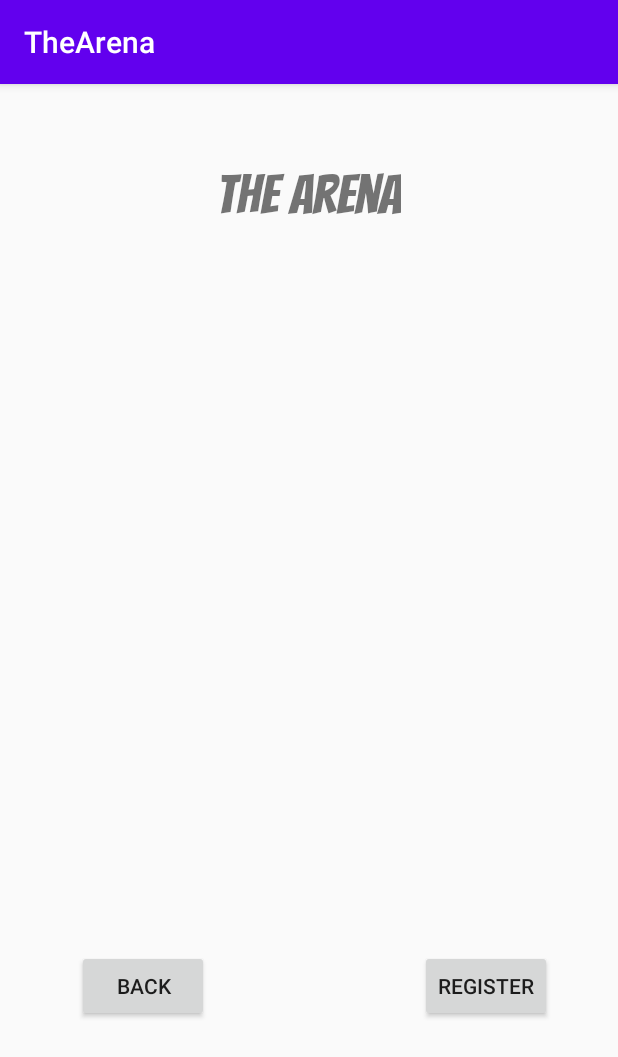
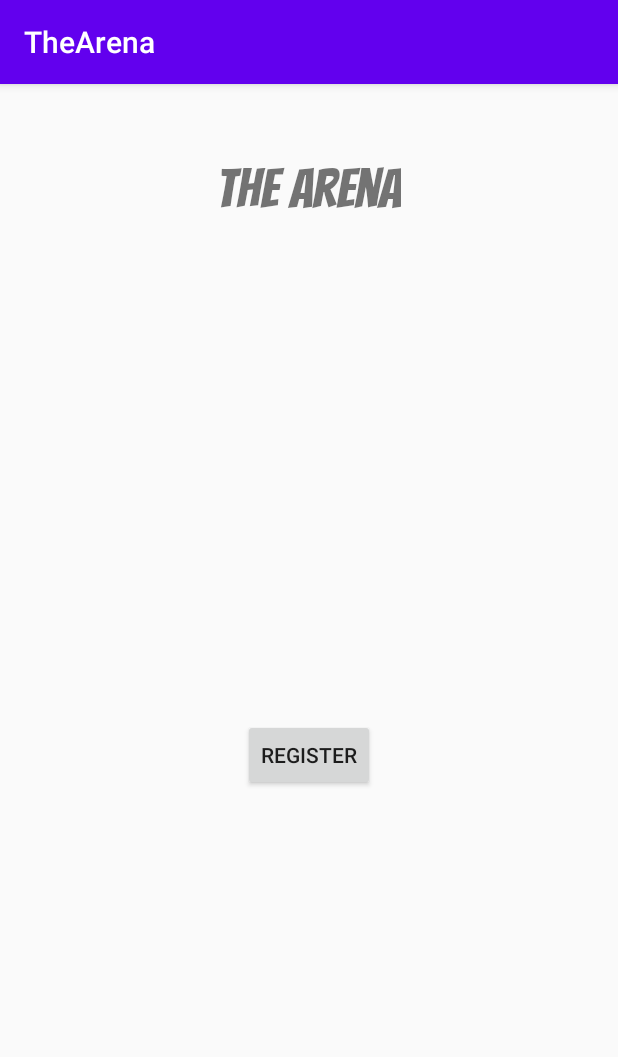
Before and after one commit to yarin13/TheArena-Frontend, an Android app: the fragment RegisterQuestionsFragment shown on its own in the app's theme, on a phone screen of 412 x 824 dp. Shown: the top 1057 px of the screen. Run offline under Robolectric (Android 15) with nearby library versions, the phone set to English and light mode, and no system bars; our stand-ins replace Volley; network calls fail; Roboto replaces fonts that are not available here.

```diff
--- a/app/src/main/java/com/example/thearena/Classes/User.java
+++ b/app/src/main/java/com/example/thearena/Classes/User.java
@@ -11,7 +11,5 @@ public class User {
     private int userAge;
     private String userGender;
     private String userIntrestedIn;
-//-----------------------------------------------------
-
 
 }
--- a/app/src/main/java/com/example/thearena/Fragments/LoginPage.java
+++ b/app/src/main/java/com/example/thearena/Fragments/LoginPage.java
@@ -93,8 +93,6 @@ public class LoginPage extends Fragment implements View.OnClickListener {
                     MainActivity mainActivity = (MainActivity) getActivity();
                     assert mainActivity != null;
                     mainActivity.moveToMap();
-                } else {
-                    Toast.makeText(getContext(), "" + response.toString(), Toast.LENGTH_SHORT).show();
                 }
             }
         };
--- a/app/src/main/java/com/example/thearena/Utils/Constants.java
+++ b/app/src/main/java/com/example/thearena/Utils/Constants.java
@@ -11,7 +11,7 @@ public class Constants {
 
     public static final String QUESTIONS_URL = "http://10.0.2.2:8080/TheArenaServlet/QuestionServlet";
 
-    public static final  String AUTH_URL = "http://10.0.2.2:8080/TheArenaServlet/Authentication";
+    public static final String AUTH_URL = "http://10.0.2.2:8080/TheArenaServlet/Authentication";
+    public static final String LOGOFF_USER_URL = "http://localhost:8080/TheArenaServler/onlineUsersLocation";
 
-
-        }
+}
--- a/app/src/main/res/layout/fragment_register_questions.xml
+++ b/app/src/main/res/layout/fragment_register_questions.xml
@@ -1,59 +1,60 @@
 <?xml version="1.0" encoding="utf-8"?>
-<androidx.constraintlayout.widget.ConstraintLayout xmlns:android="http://schemas.android.com/apk/res/android"
+<LinearLayout xmlns:android="http://schemas.android.com/apk/res/android"
     xmlns:app="http://schemas.android.com/apk/res-auto"
     xmlns:tools="http://schemas.android.com/tools"
     android:layout_width="match_parent"
     android:layout_height="match_parent"
     android:orientation="vertical"
     tools:context=".Fragments.RegisterQuestionsFragment">
+    <RelativeLayout
+        android:layout_width="match_parent"
+        android:layout_height="wrap_content"
+
+        android:layout_weight="0.09">
 
         <TextView
             android:id="@+id/questions_title_textview"
             android:layout_width="wrap_content"
             android:layout_height="wrap_content"
-        android:layout_marginTop="36dp"
+            android:layout_marginTop="32dp"
             android:fontFamily="@font/bangers"
             android:text="@string/title"
             android:textSize="36sp"
-        app:layout_constraintEnd_toEndOf="parent"
-        app:layout_constraintHorizontal_bias="0.498"
-        app:layout_constraintStart_toStartOf="parent"
-        app:layout_constraintTop_toTopOf="parent" />
+            android:layout_centerHorizontal="true"/>
+
+        <androidx.recyclerview.widget.RecyclerView
+            android:id="@+id/questions_recyclerview"
+            android:layout_width="match_parent"
+            android:layout_height="wrap_content"
+            android:layout_below="@+id/questions_title_textview"
+            android:layout_marginTop="41dp"
+            android:paddingLeft="20dp"
+            android:paddingRight="20dp">
+
+        </androidx.recyclerview.widget.RecyclerView>
+
+    </RelativeLayout>
+
+    <androidx.constraintlayout.widget.ConstraintLayout
+        android:layout_width="match_parent"
+        android:layout_height="match_parent"
+        android:layout_weight="1">
 
         <Button
             android:id="@+id/questions_submit_button"
             android:layout_width="wrap_content"
             android:layout_height="wrap_content"
-        android:layout_marginEnd="44dp"
+            android:layout_centerHorizontal="true"
             android:layout_weight="1"
             android:text="@string/register"
             app:layout_constraintBottom_toBottomOf="parent"
             app:layout_constraintEnd_toEndOf="parent"
-        app:layout_constraintTop_toBottomOf="@+id/questions_recyclerview" />
+            app:layout_constraintStart_toStartOf="parent"
+            app:layout_constraintTop_toTopOf="parent" />
 
-    <Button
-        android:id="@+id/questions_back_button"
-        android:layout_width="wrap_content"
-        android:layout_height="wrap_content"
-        android:layout_weight="1"
-        android:text="@string/back"
-        app:layout_constraintBottom_toBottomOf="parent"
-        app:layout_constraintEnd_toStartOf="@+id/questions_submit_button"
-        app:layout_constraintHorizontal_bias="0.267"
-        app:layout_constraintStart_toStartOf="parent"
-        app:layout_constraintTop_toBottomOf="@+id/questions_recyclerview" />
-
-    <androidx.recyclerview.widget.RecyclerView
-        android:id="@+id/questions_recyclerview"
-        android:layout_width="match_parent"
-        android:layout_height="wrap_content"
-        android:paddingLeft="20dp"
-        android:paddingRight="20dp"
-        app:layout_constraintBottom_toBottomOf="parent"
-        app:layout_constraintTop_toBottomOf="@+id/questions_title_textview"
-        tools:layout_editor_absoluteX="-68dp">
-
-    </androidx.recyclerview.widget.RecyclerView>
+    </androidx.constraintlayout.widget.ConstraintLayout>
 
 
-</androidx.constraintlayout.widget.ConstraintLayout>
+
+
+</LinearLayout>
```
Also changed, not shown: app/src/main/AndroidManifest.xml (+5 -5 lines), app/src/main/java/com/example/thearena/Activities/MapActivity.java (+21 -1 lines), app/src/main/java/com/example/thearena/Classes/Authentication.java (+20 -0 lines), app/src/main/java/com/example/thearena/Classes/Registration.java (+11 -3 lines), app/src/main/java/com/example/thearena/Fragments/RegisterFragment.java (+13 -17 lines), app/src/main/java/com/example/thearena/Fragments/RegisterQuestionsFragment.java (+1 -11 lines). Lines whose indentation alone changed are shown as unchanged.
